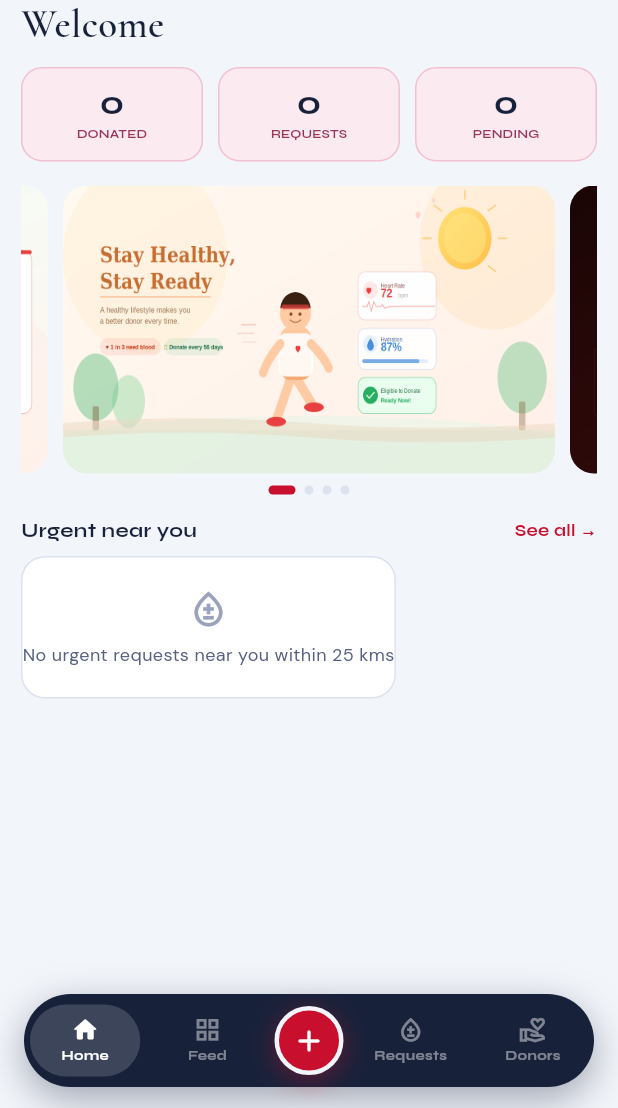
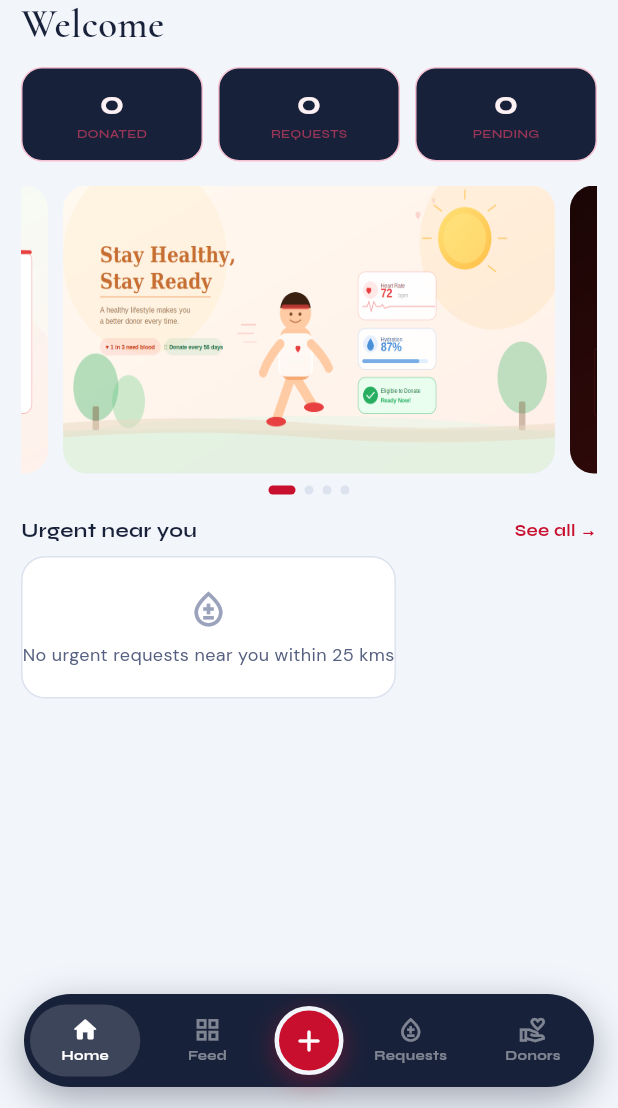
Before and after one commit to parthiban1213/bloodconnect_mobile, a Flutter app: the HomeScreen screen opened by its route, on a phone screen of 412 x 824 dp, the part 128-1236 px from its top. Run offline on Flutter 3.47's test engine with Material 3 defaults, Android fonts, the phone set to English and light mode, and no system bars; our stand-ins replace dio, file_picker, firebase_core, firebase_messaging, firebase_remote_config, flutter_local_notifications and 12 more; accounts and stored records are empty; network calls fail.

Commit message:
home screen color changes

```diff
--- a/lib/views/home/home_screen.dart
+++ b/lib/views/home/home_screen.dart
@@ -220,13 +220,13 @@ class _HomeHeader extends StatelessWidget {
               _StatCard(
                 label: 'DONATED',
                 value: '$donationCount',
-                valueColor: AppColors.textPrimary,
+                valueColor: AppColors.primaryLight,
               ),
               const SizedBox(width: 10),
               _StatCard(
                 label: 'REQUESTS',
                 value: '$activeRequestCount',
-                valueColor: AppColors.textPrimary,
+                valueColor: AppColors.primaryLight,
               ),
               const SizedBox(width: 10),
               _StatCard(
@@ -234,7 +234,7 @@ class _HomeHeader extends StatelessWidget {
                 value: '$pendingCount',
                 valueColor: pendingCount > 0
                     ? AppColors.primary
-                    : AppColors.textPrimary,
+                    : AppColors.primaryLight,
               ),
             ],
           ),
@@ -263,7 +263,7 @@ class _StatCard extends StatelessWidget {
       child: Container(
         padding: const EdgeInsets.symmetric(vertical: 12, horizontal: 10),
         decoration: BoxDecoration(
-          color: const Color(0xFFFBEAF0),
+          color: const Color(0xFF18213A),
           borderRadius: BorderRadius.circular(14),
           border: Border.all(color: const Color(0xFFF4C0D1)),
         ),
```
